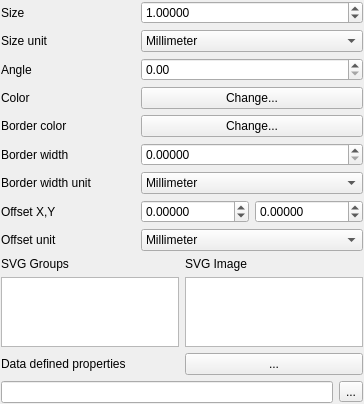
The window that src/ui/symbollayer/widget_svgmarker.ui (carsmie/QGIS) describes before a commit, drawn with Qt 5.
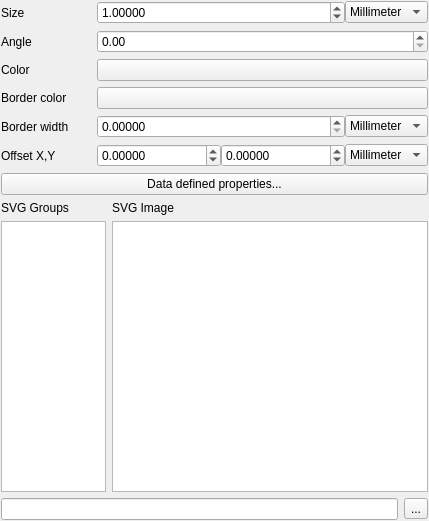
The same window after the commit. Custom widgets are drawn as their Qt base class.

What changed in the file:
```diff
--- a/src/ui/symbollayer/widget_svgmarker.ui
+++ b/src/ui/symbollayer/widget_svgmarker.ui
@@ -6,8 +6,8 @@
    <rect>
     <x>0</x>
     <y>0</y>
-    <width>364</width>
-    <height>379</height>
+    <width>429</width>
+    <height>521</height>
    </rect>
   </property>
   <property name="windowTitle">
@@ -17,14 +17,7 @@
    <property name="margin">
     <number>1</number>
    </property>
-   <item row="2" column="1">
-    <widget class="QLabel" name="label">
-     <property name="text">
-      <string>SVG Image</string>
-     </property>
-    </widget>
-   </item>
-   <item row="5" column="0" colspan="2">
+   <item row="3" column="0" colspan="2">
     <layout class="QHBoxLayout" name="horizontalLayout_2">
      <item>
       <widget class="QLineEdit" name="mFileLineEdit"/>
@@ -39,17 +32,23 @@
     </layout>
    </item>
    <item row="2" column="0">
-    <widget class="QLabel" name="label_5">
-     <property name="text">
-      <string>SVG Groups</string>
+    <widget class="QTreeView" name="viewGroups">
+     <property name="sizePolicy">
+      <sizepolicy hsizetype="Expanding" vsizetype="Expanding">
+       <horstretch>1</horstretch>
+       <verstretch>1</verstretch>
+      </sizepolicy>
      </property>
     </widget>
    </item>
-   <item row="3" column="0">
-    <widget class="QTreeView" name="viewGroups"/>
-   </item>
-   <item row="3" column="1">
+   <item row="2" column="1">
     <widget class="QListView" name="viewImages">
+     <property name="sizePolicy">
+      <sizepolicy hsizetype="Expanding" vsizetype="Expanding">
+       <horstretch>3</horstretch>
+       <verstretch>1</verstretch>
+      </sizepolicy>
+     </property>
      <property name="editTriggers">
       <set>QAbstractItemView::NoEditTriggers</set>
      </property>
@@ -88,9 +87,86 @@
      </property>
     </widget>
    </item>
+   <item row="1" column="0">
+    <widget class="QLabel" name="label_5">
+     <property name="text">
+      <string>SVG Groups</string>
+     </property>
+    </widget>
+   </item>
+   <item row="1" column="1">
+    <widget class="QLabel" name="label">
+     <property name="text">
+      <string>SVG Image</string>
+     </property>
+    </widget>
+   </item>
    <item row="0" column="0" colspan="2">
-    <layout class="QGridLayout">
-     <item row="2" column="1">
+    <layout class="QFormLayout" name="formLayout_2">
+     <property name="fieldGrowthPolicy">
+      <enum>QFormLayout::AllNonFixedFieldsGrow</enum>
+     </property>
+     <property name="horizontalSpacing">
+      <number>28</number>
+     </property>
+     <item row="0" column="0">
+      <widget class="QLabel" name="label_2">
+       <property name="sizePolicy">
+        <sizepolicy hsizetype="MinimumExpanding" vsizetype="Preferred">
+         <horstretch>0</horstretch>
+         <verstretch>0</verstretch>
+        </sizepolicy>
+       </property>
+       <property name="text">
+        <string>Size</string>
+       </property>
+      </widget>
+     </item>
+     <item row="0" column="1">
+      <layout class="QHBoxLayout" name="horizontalLayout_4">
+       <item>
+        <widget class="QDoubleSpinBox" name="spinSize">
+         <property name="sizePolicy">
+          <sizepolicy hsizetype="MinimumExpanding" vsizetype="Fixed">
+           <horstretch>0</horstretch>
+           <verstretch>0</verstretch>
+          </sizepolicy>
+         </property>
+         <property name="decimals">
+          <number>5</number>
+         </property>
+         <property name="maximum">
+          <double>100000.000000000000000</double>
+         </property>
+         <property name="value">
+          <double>1.000000000000000</double>
+         </property>
+        </widget>
+       </item>
+       <item>
+        <widget class="QComboBox" name="mSizeUnitComboBox">
+         <item>
+          <property name="text">
+           <string>Millimeter</string>
+          </property>
+         </item>
+         <item>
+          <property name="text">
+           <string>Map unit</string>
+          </property>
+         </item>
+        </widget>
+       </item>
+      </layout>
+     </item>
+     <item row="1" column="0">
+      <widget class="QLabel" name="label_3">
+       <property name="text">
+        <string>Angle</string>
+       </property>
+      </widget>
+     </item>
+     <item row="1" column="1">
       <widget class="QDoubleSpinBox" name="spinAngle">
        <property name="decimals">
         <number>2</number>
@@ -103,119 +179,89 @@
        </property>
       </widget>
      </item>
-     <item row="1" column="1">
-      <widget class="QComboBox" name="mSizeUnitComboBox">
-       <item>
-        <property name="text">
-         <string>Millimeter</string>
-        </property>
-       </item>
-       <item>
-        <property name="text">
-         <string>Map unit</string>
-        </property>
-       </item>
-      </widget>
-     </item>
-     <item row="7" column="0">
-      <widget class="QLabel" name="label_4">
-       <property name="text">
-        <string>Offset X,Y</string>
-       </property>
-      </widget>
-     </item>
-     <item row="4" column="1">
-      <widget class="QgsColorButton" name="mChangeBorderColorButton">
-       <property name="text">
-        <string>Change...</string>
-       </property>
-      </widget>
-     </item>
-     <item row="1" column="0">
-      <widget class="QLabel" name="mSizeUnitLabel">
-       <property name="text">
-        <string>Size unit</string>
-       </property>
-      </widget>
-     </item>
-     <item row="3" column="0">
+     <item row="2" column="0">
       <widget class="QLabel" name="mColorLabel">
        <property name="text">
         <string>Color</string>
        </property>
       </widget>
      </item>
-     <item row="5" column="0">
-      <widget class="QLabel" name="mBorderWidthLabel">
-       <property name="text">
-        <string>Border width</string>
-       </property>
-      </widget>
-     </item>
-     <item row="3" column="1">
+     <item row="2" column="1">
       <widget class="QgsColorButton" name="mChangeColorButton">
        <property name="text">
-        <string>Change...</string>
+        <string/>
        </property>
       </widget>
      </item>
-     <item row="5" column="1">
-      <widget class="QDoubleSpinBox" name="mBorderWidthSpinBox">
-       <property name="decimals">
-        <number>5</number>
-       </property>
-      </widget>
-     </item>
-     <item row="2" column="0">
-      <widget class="QLabel" name="label_3">
-       <property name="text">
-        <string>Angle</string>
-       </property>
-      </widget>
-     </item>
-     <item row="4" column="0">
+     <item row="3" column="0">
       <widget class="QLabel" name="mBorderColorLabel">
        <property name="text">
         <string>Border color</string>
        </property>
       </widget>
      </item>
-     <item row="0" column="0">
-      <widget class="QLabel" name="label_2">
-       <property name="sizePolicy">
-        <sizepolicy hsizetype="MinimumExpanding" vsizetype="Preferred">
-         <horstretch>0</horstretch>
-         <verstretch>0</verstretch>
-        </sizepolicy>
+     <item row="3" column="1">
+      <widget class="QgsColorButton" name="mChangeBorderColorButton">
+       <property name="text">
+        <string/>
        </property>
+      </widget>
+     </item>
+     <item row="4" column="0">
+      <widget class="QLabel" name="mBorderWidthLabel">
        <property name="text">
-        <string>Size</string>
+        <string>Border width</string>
        </property>
       </widget>
      </item>
-     <item row="0" column="1">
-      <widget class="QDoubleSpinBox" name="spinSize">
-       <property name="sizePolicy">
-        <sizepolicy hsizetype="MinimumExpanding" vsizetype="Fixed">
-         <horstretch>0</horstretch>
-         <verstretch>0</verstretch>
-        </sizepolicy>
+     <item row="4" column="1">
+      <layout class="QHBoxLayout" name="horizontalLayout_5">
+       <item>
+        <widget class="QDoubleSpinBox" name="mBorderWidthSpinBox">
+         <property name="sizePolicy">
+          <sizepolicy hsizetype="Minimum" vsizetype="Fixed">
+           <horstretch>1</horstretch>
+           <verstretch>0</verstretch>
+          </sizepolicy>
+         </property>
+         <property name="decimals">
+          <number>5</number>
+         </property>
+        </widget>
+       </item>
+       <item>
+        <widget class="QComboBox" name="mBorderWidthUnitComboBox">
+         <item>
+          <property name="text">
+           <string>Millimeter</string>
+          </property>
+         </item>
+         <item>
+          <property name="text">
+           <string>Map unit</string>
+          </property>
+         </item>
+        </widget>
+       </item>
+      </layout>
+     </item>
+     <item row="5" column="0">
+      <widget class="QLabel" name="label_4">
+       <property name="text">
+        <string>Offset X,Y</string>
        </property>
-       <property name="decimals">
-        <number>5</number>
-       </property>
-       <property name="maximum">
-        <double>100000.000000000000000</double>
-       </property>
-       <property name="value">
-        <double>1.000000000000000</double>
-       </property>
       </widget>
      </item>
-     <item row="7" column="1">
+     <item row="5" column="1">
       <layout class="QHBoxLayout" name="horizontalLayout">
        <item>
         <widget class="QDoubleSpinBox" name="spinOffsetX">
+         <property name="sizePolicy">
+          <sizepolicy hsizetype="Minimum" vsizetype="Fixed">
+           <horstretch>1</horstretch>
+           <verstretch>0</verstretch>
+          </sizepolicy>
+         </property>
          <property name="decimals">
           <number>5</number>
          </property>
@@ -229,6 +275,12 @@
        </item>
        <item>
         <widget class="QDoubleSpinBox" name="spinOffsetY">
+         <property name="sizePolicy">
+          <sizepolicy hsizetype="Minimum" vsizetype="Fixed">
+           <horstretch>1</horstretch>
+           <verstretch>0</verstretch>
+          </sizepolicy>
+         </property>
          <property name="decimals">
           <number>5</number>
          </property>
@@ -240,62 +292,23 @@
          </property>
         </widget>
        </item>
+       <item>
+        <widget class="QComboBox" name="mOffsetUnitComboBox">
+         <item>
+          <property name="text">
+           <string>Millimeter</string>
+          </property>
+         </item>
+         <item>
+          <property name="text">
+           <string>Map unit</string>
+          </property>
+         </item>
+        </widget>
+       </item>
       </layout>
      </item>
-     <item row="6" column="0">
-      <widget class="QLabel" name="mBorderWidthUnit">
-       <property name="text">
-        <string>Border width unit</string>
-       </property>
-      </widget>
-     </item>
-     <item row="6" column="1">
-      <widget class="QComboBox" name="mBorderWidthUnitComboBox">
-       <item>
-        <property name="text">
-         <string>Millimeter</string>
-        </property>
-       </item>
-       <item>
-        <property name="text">
-         <string>Map unit</string>
-        </property>
-       </item>
-      </widget>
-     </item>
-     <item row="8" column="1">
-      <widget class="QComboBox" name="mOffsetUnitComboBox">
-       <item>
-        <property name="text">
-         <string>Millimeter</string>
-        </property>
-       </item>
-       <item>
-        <property name="text">
-         <string>Map unit</string>
-        </property>
-       </item>
-      </widget>
-     </item>
-     <item row="8" column="0">
-      <widget class="QLabel" name="mOffsetUnitLabel">
-       <property name="text">
-        <string>Offset unit</string>
-       </property>
-      </widget>
-     </item>
-    </layout>
-   </item>
-   <item row="4" column="0" colspan="2">
-    <layout class="QHBoxLayout" name="horizontalLayout_3">
-     <item>
-      <widget class="QLabel" name="mDataDefinedPropertiesLabel">
-       <property name="text">
-        <string>Data defined properties</string>
-       </property>
-      </widget>
-     </item>
-     <item>
+     <item row="6" column="0" colspan="2">
       <widget class="QPushButton" name="mDataDefinedPropertiesButton">
        <property name="sizePolicy">
         <sizepolicy hsizetype="Minimum" vsizetype="Fixed">
@@ -304,7 +317,7 @@
         </sizepolicy>
        </property>
        <property name="text">
-        <string>...</string>
+        <string>Data defined properties...</string>
        </property>
       </widget>
      </item>
```
Left out of the diff: 5 changed lines with no effect on the pictures.
